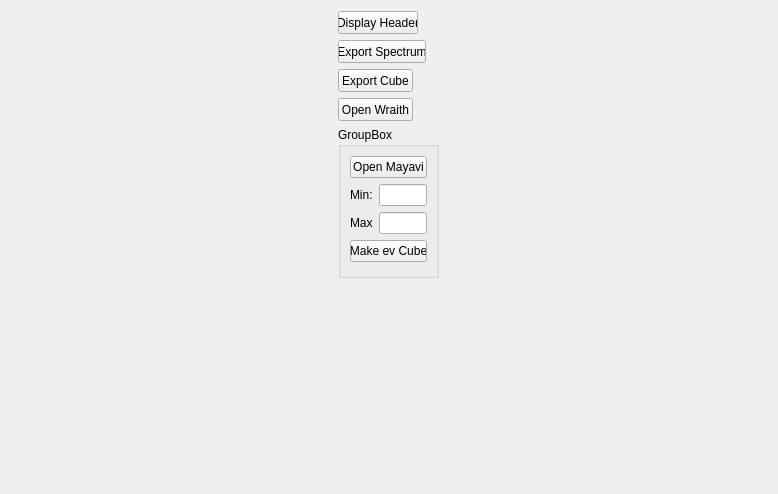
jgrebel1/cubereader, file tab.ui: the form before one commit.
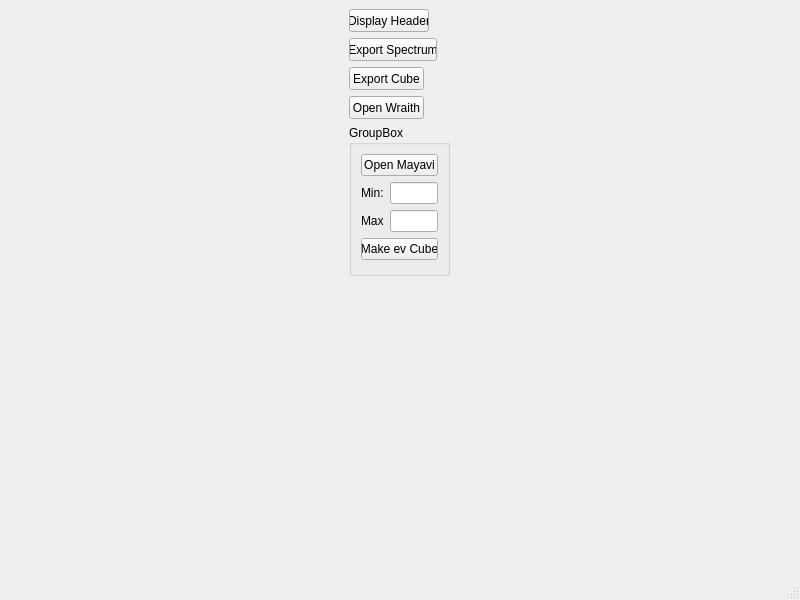
The form after the commit.

Commit message: tab qdesigner

The edit to the form file:
```diff
--- a/tab.ui
+++ b/tab.ui
@@ -1,33 +1,21 @@
 <?xml version="1.0" encoding="UTF-8"?>
 <ui version="4.0">
- <class>Form</class>
- <widget class="QWidget" name="Form">
+ <class>MainWindow</class>
+ <widget class="QMainWindow" name="MainWindow">
   <property name="geometry">
    <rect>
     <x>0</x>
     <y>0</y>
-    <width>778</width>
-    <height>494</height>
+    <width>800</width>
+    <height>600</height>
    </rect>
   </property>
   <property name="windowTitle">
    <string>Form</string>
   </property>
+  <widget class="QWidget" name="centralwidget">
   <layout class="QGridLayout" name="gridLayout_2">
-   <item row="3" column="0">
-    <widget class="QPushButton" name="button_wraith">
-     <property name="maximumSize">
-      <size>
-       <width>75</width>
-       <height>23</height>
-      </size>
-     </property>
-     <property name="text">
-      <string>Open Wraith</string>
-     </property>
-    </widget>
-   </item>
-   <item row="2" column="0">
+    <item row="3" column="1">
     <widget class="QPushButton" name="button_export_cube">
      <property name="maximumSize">
       <size>
@@ -40,20 +28,7 @@
      </property>
     </widget>
    </item>
-   <item row="1" column="0">
-    <widget class="QPushButton" name="button_export_spectrum">
-     <property name="maximumSize">
-      <size>
-       <width>88</width>
-       <height>23</height>
-      </size>
-     </property>
-     <property name="text">
-      <string>Export Spectrum</string>
-     </property>
-    </widget>
-   </item>
-   <item row="0" column="0">
+    <item row="1" column="1">
     <widget class="QPushButton" name="button_display_header">
      <property name="maximumSize">
       <size>
@@ -66,7 +41,36 @@
      </property>
     </widget>
    </item>
-   <item row="4" column="0">
+    <item row="2" column="1">
+     <widget class="QPushButton" name="button_export_spectrum">
+      <property name="maximumSize">
+       <size>
+        <width>88</width>
+        <height>23</height>
+       </size>
+      </property>
+      <property name="text">
+       <string>Export Spectrum</string>
+      </property>
+     </widget>
+    </item>
+    <item row="4" column="1">
+     <widget class="QPushButton" name="button_wraith">
+      <property name="maximumSize">
+       <size>
+        <width>75</width>
+        <height>23</height>
+       </size>
+      </property>
+      <property name="text">
+       <string>Open Wraith</string>
+      </property>
+     </widget>
+    </item>
+    <item row="1" column="2" rowspan="6">
+     <layout class="QVBoxLayout" name="view"/>
+    </item>
+    <item row="5" column="1">
     <widget class="QGroupBox" name="groupBox">
      <property name="maximumSize">
       <size>
@@ -115,10 +119,19 @@
      </layout>
     </widget>
    </item>
-   <item row="0" column="1" rowspan="6">
-    <layout class="QVBoxLayout" name="view"/>
-   </item>
-  </layout>
+   </layout>
+  </widget>
+  <widget class="QMenuBar" name="menubar">
+   <property name="geometry">
+    <rect>
+     <x>0</x>
+     <y>0</y>
+     <width>800</width>
+     <height>21</height>
+    </rect>
+   </property>
+  </widget>
+  <widget class="QStatusBar" name="statusbar"/>
  </widget>
  <resources/>
  <connections/>
```
Left out of the diff: 2 changed lines with no effect on the pictures. Lines whose indentation alone changed are shown as unchanged. The commit also changes 3 other files.
